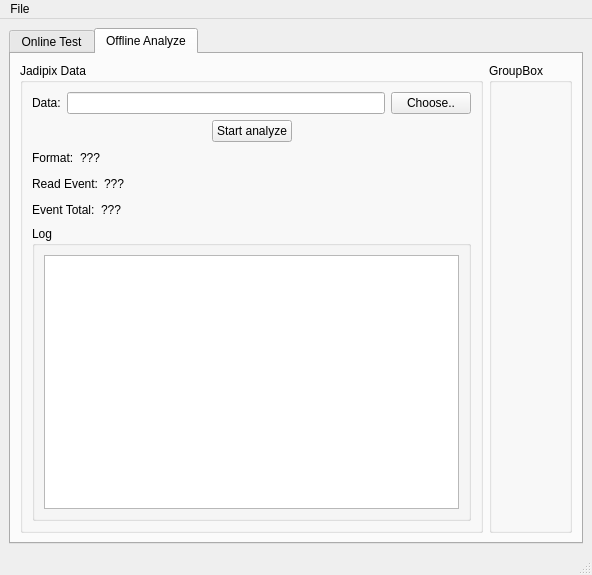
Old version of the form gui/runcontrol.ui in the repository cepc/kc705.
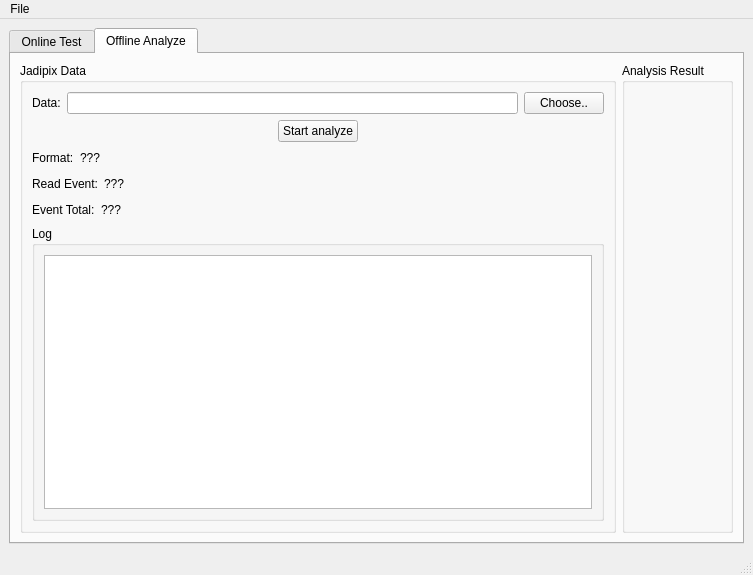
New version of the form. The open tabs and pages were chosen to show the change. Icons and pictures are not drawn.

```diff
--- a/gui/runcontrol.ui
+++ b/gui/runcontrol.ui
@@ -6,7 +6,7 @@
    <rect>
     <x>0</x>
     <y>0</y>
-    <width>592</width>
+    <width>753</width>
     <height>575</height>
    </rect>
   </property>
@@ -495,7 +495,7 @@
         <item>
          <widget class="QGroupBox" name="groupBox_8">
           <property name="title">
-           <string>GroupBox</string>
+           <string>Analysis Result</string>
           </property>
           <layout class="QVBoxLayout" name="verticalLayout_7">
            <item>
@@ -515,7 +515,7 @@
     <rect>
      <x>0</x>
      <y>0</y>
-     <width>592</width>
+     <width>753</width>
      <height>23</height>
     </rect>
    </property>
```
Left out of the diff: 4 changed lines with no effect on the pictures.
